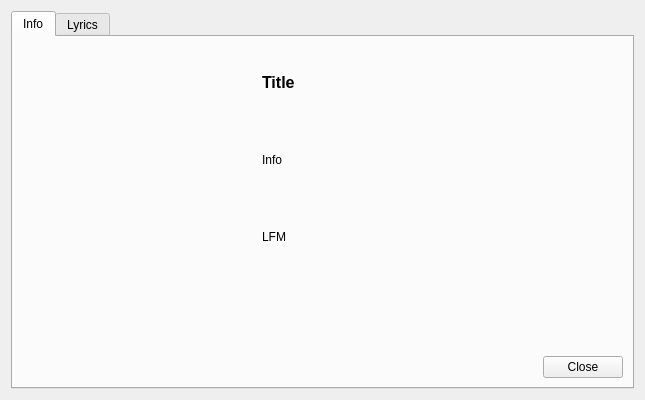
shahid334/sayonara-player, file trunk/GUI/InfoDialog/GUI_InfoDialog.ui: the form before one commit.
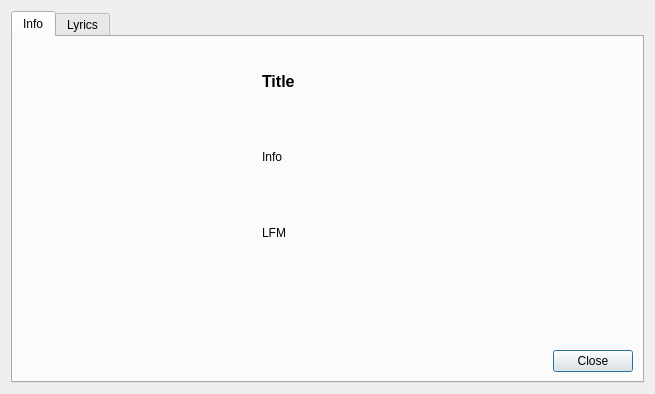
The form after the commit. Custom widgets are drawn as their Qt base class.

```diff
--- a/trunk/GUI/InfoDialog/GUI_InfoDialog.ui
+++ b/trunk/GUI/InfoDialog/GUI_InfoDialog.ui
@@ -1,41 +1,20 @@
 <?xml version="1.0" encoding="UTF-8"?>
 <ui version="4.0">
  <class>InfoDialog</class>
- <widget class="QWidget" name="InfoDialog">
+ <widget class="QDialog" name="InfoDialog">
   <property name="geometry">
    <rect>
     <x>0</x>
     <y>0</y>
-    <width>645</width>
-    <height>400</height>
+    <width>655</width>
+    <height>394</height>
    </rect>
   </property>
-  <property name="sizePolicy">
-   <sizepolicy hsizetype="Preferred" vsizetype="Maximum">
-    <horstretch>0</horstretch>
-    <verstretch>0</verstretch>
-   </sizepolicy>
-  </property>
-  <property name="minimumSize">
-   <size>
-    <width>0</width>
-    <height>400</height>
-   </size>
-  </property>
-  <property name="maximumSize">
-   <size>
-    <width>700</width>
-    <height>650</height>
-   </size>
-  </property>
   <property name="windowTitle">
    <string>Info</string>
   </property>
   <layout class="QGridLayout" name="gridLayout">
-   <property name="horizontalSpacing">
-    <number>10</number>
-   </property>
-   <item row="0" column="0" colspan="2">
+   <item row="0" column="0">
     <widget class="QTabWidget" name="tab_widget">
      <property name="minimumSize">
       <size>
```
Left out of the diff: 37 changed lines with no effect on the pictures.
